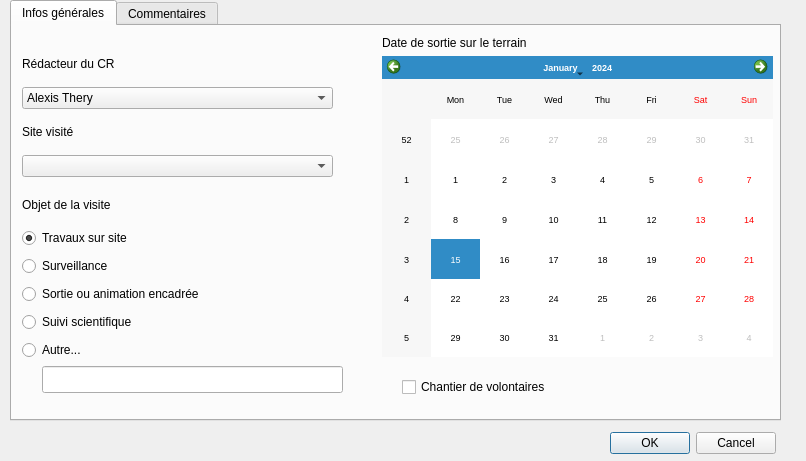
First picture: the form in ui_bdtravaux_sortie.ui, repository VincentD/bdtravaux, before the edit.
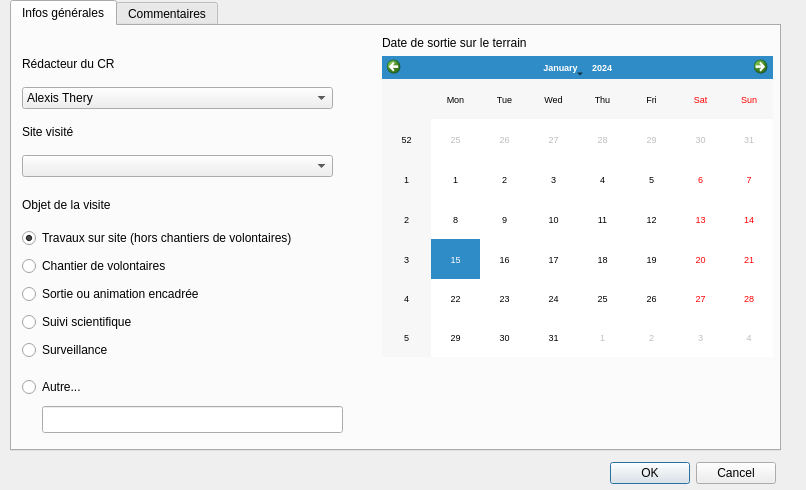
Second picture: the form after the edit.

Commit message: Issue #20 réglée : case à cocher "chantier de volontaires" intégrée à la radiobox "objetvisite" (module "bdtravaux_dialog.py"). Si le bouton "chantier de volontaire" est choisi, alors le champ "chantvol" de la BD PG = True. Sinon, False. => l'onglet "chantier de volontaire" du module "operation" est activée ou désactivé.

Diff of the .ui file:
```diff
--- a/ui_bdtravaux_sortie.ui
+++ b/ui_bdtravaux_sortie.ui
@@ -7,7 +7,7 @@
     <x>0</x>
     <y>0</y>
     <width>806</width>
-    <height>461</height>
+    <height>490</height>
    </rect>
   </property>
   <property name="windowTitle">
@@ -17,7 +17,7 @@
    <property name="geometry">
     <rect>
      <x>600</x>
-     <y>430</y>
+     <y>460</y>
      <width>176</width>
      <height>27</height>
     </rect>
@@ -35,7 +35,7 @@
      <x>10</x>
      <y>0</y>
      <width>771</width>
-     <height>421</height>
+     <height>451</height>
     </rect>
    </property>
    <property name="focusPolicy">
@@ -186,33 +186,20 @@
       <string>Objet de la visite</string>
      </property>
     </widget>
-    <widget class="QCheckBox" name="chantvol">
-     <property name="geometry">
-      <rect>
-       <x>390</x>
-       <y>350</y>
-       <width>389</width>
-       <height>22</height>
-      </rect>
-     </property>
-     <property name="text">
-      <string>Chantier de volontaires</string>
-     </property>
-    </widget>
     <widget class="QWidget" name="layoutWidget">
      <property name="geometry">
       <rect>
        <x>10</x>
        <y>200</y>
-       <width>229</width>
-       <height>136</height>
+       <width>341</width>
+       <height>141</height>
       </rect>
      </property>
      <layout class="QVBoxLayout" name="obj_layout">
       <item>
        <widget class="QRadioButton" name="obj_travaux">
         <property name="text">
-         <string>Travaux sur site</string>
+         <string>Travaux sur site (hors chantiers de volontaires)</string>
         </property>
         <property name="checked">
          <bool>true</bool>
@@ -223,9 +210,12 @@
        </widget>
       </item>
       <item>
-       <widget class="QRadioButton" name="obj_surv">
+       <widget class="QRadioButton" name="obj_chantvol">
         <property name="text">
-         <string>Surveillance</string>
+         <string>Chantier de volontaires</string>
+        </property>
+        <property name="checked">
+         <bool>false</bool>
         </property>
         <attribute name="buttonGroup">
          <string notr="true">objetvisite</string>
@@ -253,9 +243,9 @@
        </widget>
       </item>
       <item>
-       <widget class="QRadioButton" name="obj_autre">
+       <widget class="QRadioButton" name="obj_surv">
         <property name="text">
-         <string>Autre...</string>
+         <string>Surveillance</string>
         </property>
         <attribute name="buttonGroup">
          <string notr="true">objetvisite</string>
@@ -268,12 +258,28 @@
      <property name="geometry">
       <rect>
        <x>30</x>
-       <y>340</y>
+       <y>380</y>
        <width>301</width>
        <height>27</height>
       </rect>
      </property>
     </widget>
+    <widget class="QRadioButton" name="obj_autre">
+     <property name="geometry">
+      <rect>
+       <x>10</x>
+       <y>350</y>
+       <width>227</width>
+       <height>22</height>
+      </rect>
+     </property>
+     <property name="text">
+      <string>Autre...</string>
+     </property>
+     <attribute name="buttonGroup">
+      <string notr="true">objetvisite</string>
+     </attribute>
+    </widget>
    </widget>
    <widget class="QWidget" name="tab_comm">
     <attribute name="title">
```
The commit also changes 1 other file.
